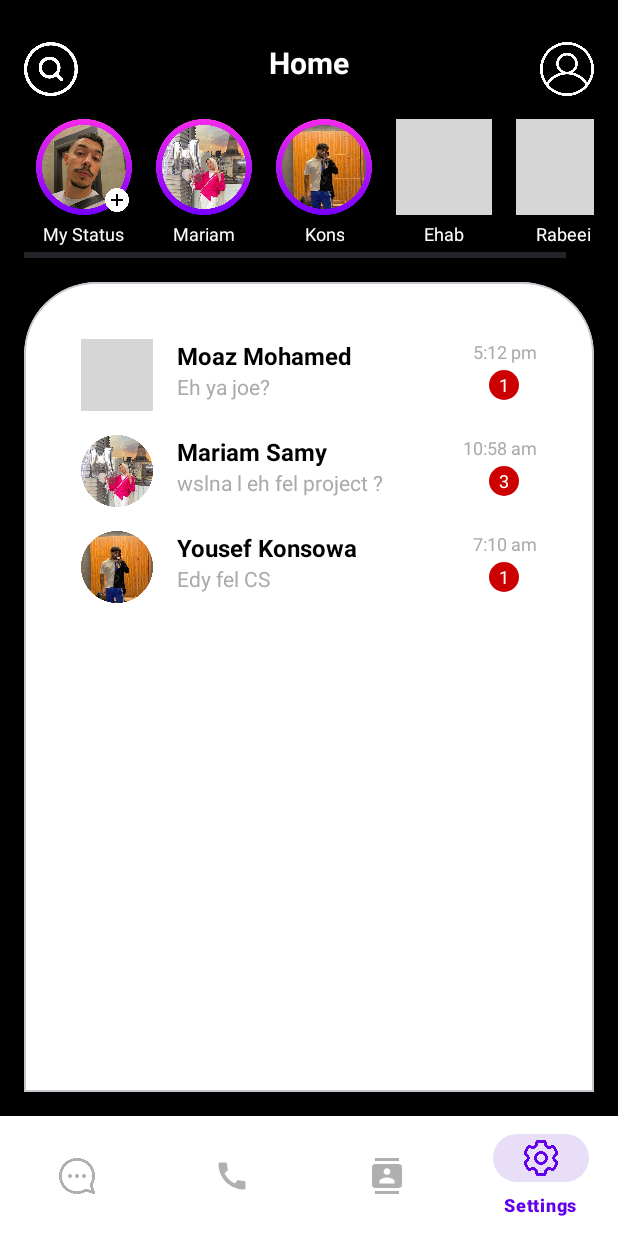
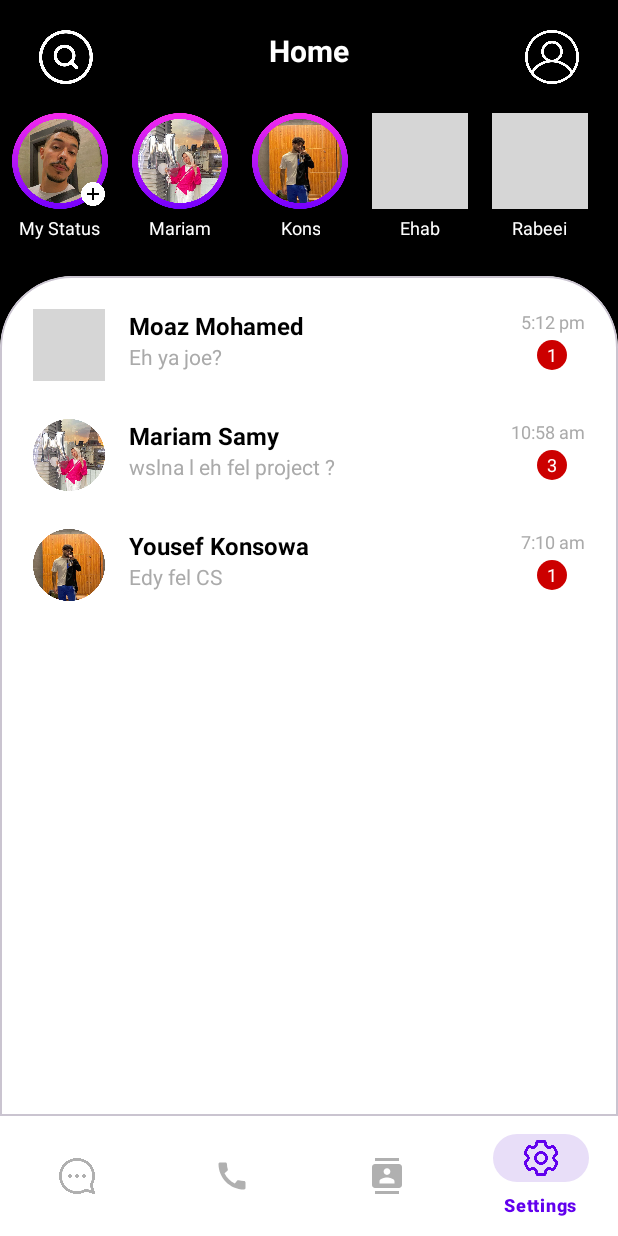
Before and after one commit to rabeeiiii/qchat1, an Android app: the fragment ChatFragment placed in its activity, on a phone screen of 412 x 824 dp. Run offline under Robolectric (Android 15) with nearby library versions, the phone set to English and light mode, and no system bars; grey boxes are pictures that could not be loaded.

Commit message:
chatlist update el shakl

```diff
--- a/app/src/main/res/layout/chatlist.xml
+++ b/app/src/main/res/layout/chatlist.xml
@@ -1,17 +1,18 @@
 <?xml version="1.0" encoding="utf-8"?>
-<androidx.constraintlayout.widget.ConstraintLayout xmlns:android="http://schemas.android.com/apk/res/android"
+<androidx.constraintlayout.widget.ConstraintLayout
+    xmlns:android="http://schemas.android.com/apk/res/android"
     xmlns:app="http://schemas.android.com/apk/res-auto"
     android:layout_width="match_parent"
     android:layout_height="match_parent"
-    android:background="@android:color/black"
-    android:padding="16dp">
+    android:background="@android:color/black">
 
     <!-- Search Icon -->
     <ImageView
         android:id="@+id/iv_search_icon"
         android:layout_width="36dp"
         android:layout_height="36dp"
-        android:layout_marginTop="12dp"
+        android:layout_marginStart="26dp"
+        android:layout_marginTop="20dp"
         android:contentDescription="Search Icon"
         android:src="@drawable/ic_search_icon"
         app:layout_constraintStart_toStartOf="parent"
@@ -22,7 +23,7 @@
         android:id="@+id/tv_home_title"
         android:layout_width="wrap_content"
         android:layout_height="wrap_content"
-        android:layout_marginTop="12dp"
+        android:layout_marginTop="20dp"
         android:text="Home"
         android:textColor="@android:color/white"
         android:textSize="20sp"
@@ -37,18 +38,20 @@
         android:id="@+id/iv_profile_icon"
         android:layout_width="36dp"
         android:layout_height="36dp"
-        android:layout_marginTop="12dp"
+        android:layout_marginEnd="26dp"
+        android:layout_marginTop="20dp"
         android:contentDescription="Profile Icon"
         android:src="@drawable/ic_profile"
         app:layout_constraintEnd_toEndOf="parent"
         app:layout_constraintTop_toTopOf="parent"
         app:tint="@android:color/white" />
 
+    <!-- Status Bar -->
     <HorizontalScrollView
         android:id="@+id/status_bar"
         android:layout_width="match_parent"
         android:layout_height="wrap_content"
-        android:layout_marginTop="16dp"
+        android:layout_marginTop="20dp"
         app:layout_constraintEnd_toEndOf="parent"
         app:layout_constraintStart_toStartOf="parent"
         app:layout_constraintTop_toBottomOf="@id/tv_home_title">
@@ -200,6 +203,7 @@
 
         </LinearLayout>
     </HorizontalScrollView>
+    <!-- Chat List Container -->
     <com.google.android.material.card.MaterialCardView
         android:id="@+id/chat_list_container"
         android:layout_width="match_parent"
@@ -218,28 +222,44 @@
             android:layout_width="match_parent"
             android:layout_height="match_parent"
             android:orientation="vertical"
-            android:padding="16dp">
+            android:padding="0dp">
 
-            <!-- Include chat items here -->
+            <!-- Chat Item 1 -->
             <include
                 layout="@layout/chat_item"
                 android:layout_width="match_parent"
                 android:layout_height="wrap_content" />
 
+            <!-- Shorter Divider -->
+            <View
+                android:layout_width="250dp"
+            android:layout_height="1dp"
+            android:background="@android:color/lighter_gray"
+            android:layout_gravity="center_horizontal"
+            android:layout_marginVertical="4dp" />
+
+            <!-- Chat Item 2 -->
             <include
                 layout="@layout/chat_item2"
                 android:layout_width="match_parent"
                 android:layout_height="wrap_content" />
 
+            <!-- Shorter Divider -->
+            <View
+                android:layout_width="250dp"
+                android:layout_height="1dp"
+                android:background="@android:color/lighter_gray"
+                android:layout_gravity="center_horizontal"
+                android:layout_marginVertical="4dp" />
+
+            <!-- Chat Item 3 -->
             <include
                 layout="@layout/chat_item3"
                 android:layout_width="match_parent"
                 android:layout_height="wrap_content" />
+
         </LinearLayout>
-    </com.google.android.material.card.MaterialCardView>
 
 
-
-    <!-- Line above BottomNavigationView -->
-
+    </com.google.android.material.card.MaterialCardView>
 </androidx.constraintlayout.widget.ConstraintLayout>
```
